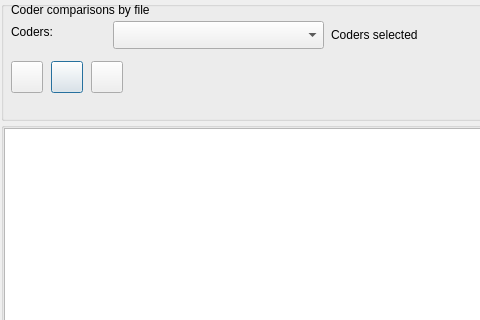
Qt form GUI_UIs/ui_dialog_report_compare_coder_file.ui (ccbogel/QualCoder) before a commit; both pictures show x 0 to 480 and y 0 to 320 of the 989 by 580 pixel window.
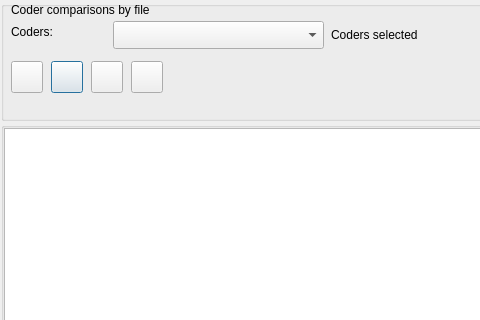
The same form after that commit.

Patch:
```diff
--- a/GUI_UIs/ui_dialog_report_compare_coder_file.ui
+++ b/GUI_UIs/ui_dialog_report_compare_coder_file.ui
@@ -188,6 +188,22 @@
        <string/>
       </property>
      </widget>
+     <widget class="QPushButton" name="pushButton_help1">
+      <property name="geometry">
+       <rect>
+        <x>130</x>
+        <y>60</y>
+        <width>32</width>
+        <height>32</height>
+       </rect>
+      </property>
+      <property name="toolTip">
+       <string>Statistics explanation</string>
+      </property>
+      <property name="text">
+       <string/>
+      </property>
+     </widget>
     </widget>
    </item>
    <item>
```
